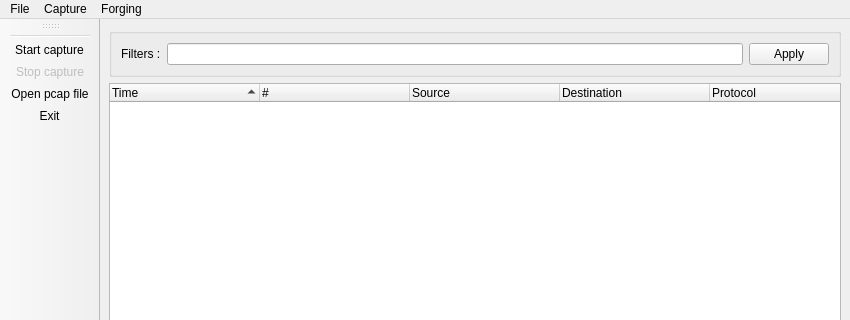
Qt form mainWindow.ui (alexis-ld/pycket) before a commit; both pictures show x 0 to 850 and y 0 to 320 of the 850 by 700 pixel window.
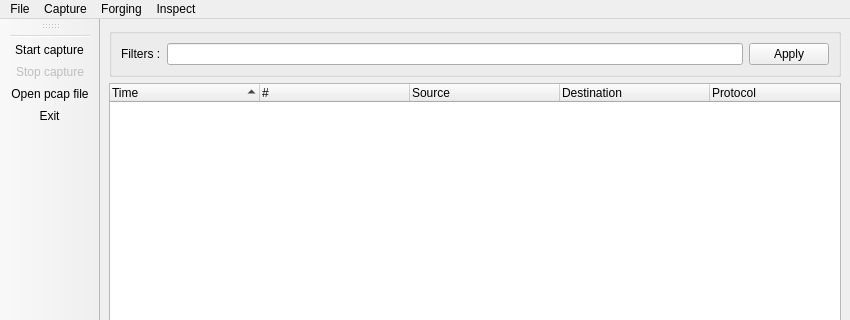
The same form after that commit. Icons and pictures are not drawn.

The edit to the form file:
```diff
--- a/mainWindow.ui
+++ b/mainWindow.ui
@@ -335,9 +335,17 @@
     </property>
     <addaction name="packet_forging_btn"/>
    </widget>
+   <widget class="QMenu" name="menuInspect">
+     <property name="title">
+       <string>Inspect</string>
+     </property>
+     <addaction name="add_ip_btn"/>
+     <addaction name="extract_images_btn"/>
+   </widget>
    <addaction name="menuFile"/>
    <addaction name="menuCapture"/>
    <addaction name="menuForging"/>
+   <addaction name="menuInspect"/>
   </widget>
   <action name="startCaptureBtn">
    <property name="icon">
```
Left out of the diff: 12 changed lines with no effect on the pictures.
